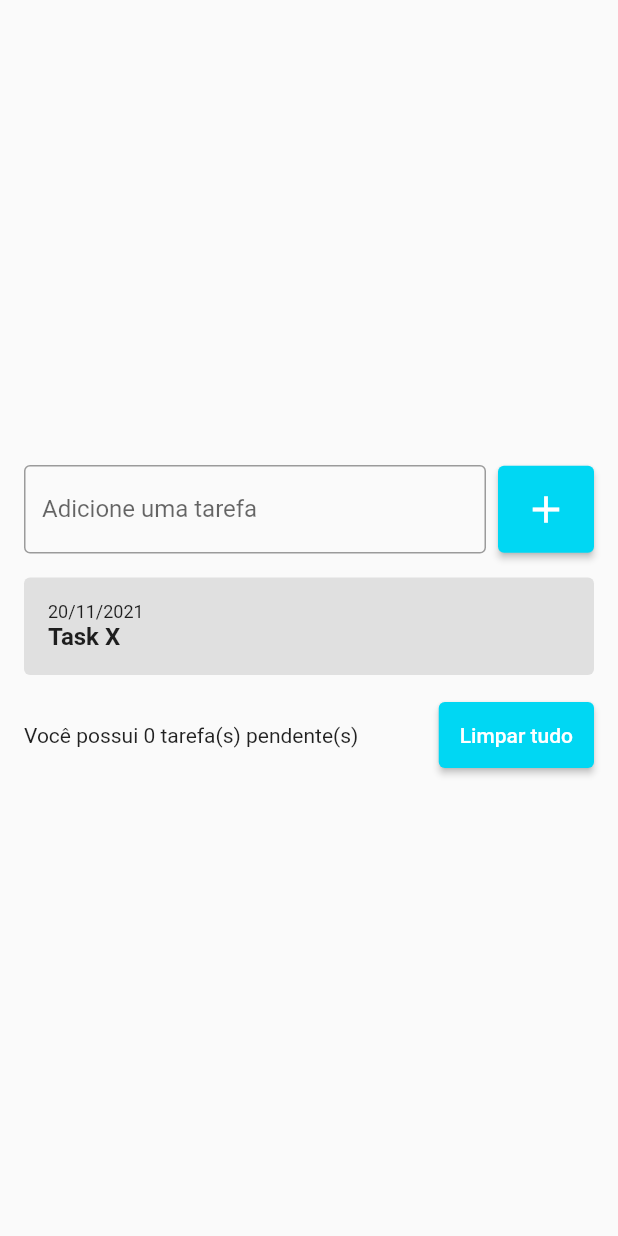
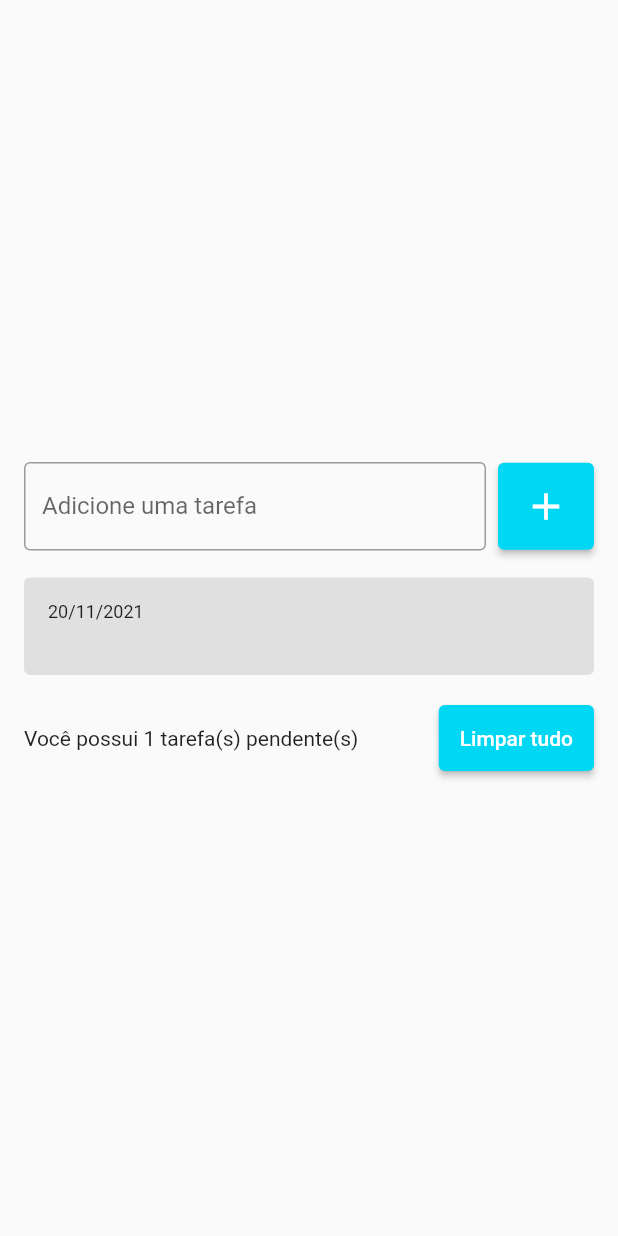
Before and after one commit to anderson-suga/criacao_de_apps_com_flutter, a Flutter app: the screen it shows after launch, after a tap on the "add" icon, on a phone screen of 412 x 824 dp. Run offline on Flutter 3.47's test engine with Material 2 defaults, Android fonts, the phone set to English and light mode, and no system bars.

Commit message:
Aula 98. Melhorando a Interface do App

```diff
--- a/Secao_12_Flutter002_Aplicativo_Completo_de_Lista_de_Tarefas/todo_list/lib/main.dart
+++ b/Secao_12_Flutter002_Aplicativo_Completo_de_Lista_de_Tarefas/todo_list/lib/main.dart
@@ -11,6 +11,7 @@ class MyApp extends StatelessWidget {
   @override
   Widget build(BuildContext context) {
     return const MaterialApp(
+      debugShowCheckedModeBanner: false,
       home: TodoListPage(),
     );
   }
--- a/Secao_12_Flutter002_Aplicativo_Completo_de_Lista_de_Tarefas/todo_list/lib/pages/todo_list_page.dart
+++ b/Secao_12_Flutter002_Aplicativo_Completo_de_Lista_de_Tarefas/todo_list/lib/pages/todo_list_page.dart
@@ -15,10 +15,11 @@ class _TodoListPageState extends State<TodoListPage> {
 
   @override
   Widget build(BuildContext context) {
-    return Scaffold(
+    return SafeArea(
+      child: Scaffold(
         body: Center(
           child: Padding(
-          padding: const EdgeInsets.symmetric(horizontal: 16),
+            padding: const EdgeInsets.all(16),
             child: Column(
               mainAxisSize: MainAxisSize.min,
               children: [
@@ -62,15 +63,15 @@ class _TodoListPageState extends State<TodoListPage> {
                     shrinkWrap: true,
                     children: [
                       for (String todo in todos)
-                      const TodoListItem(),
+                        TodoListItem(title: todo,),
                     ],
                   ),
                 ),
                 const SizedBox(height: 16),
                 Row(
                   children: [
-                  const Expanded(
-                    child: Text('Você possui 0 tarefa(s) pendente(s)'),
+                    Expanded(
+                      child: Text('Você possui ${todos.length} tarefa(s) pendente(s)'),
                     ),
                     const SizedBox(width: 8),
                     ElevatedButton(
@@ -87,6 +88,7 @@ class _TodoListPageState extends State<TodoListPage> {
             ),
           ),
         ),
+      ),
     );
   }
 }
--- a/Secao_12_Flutter002_Aplicativo_Completo_de_Lista_de_Tarefas/todo_list/lib/widgets/todo_list_item.dart
+++ b/Secao_12_Flutter002_Aplicativo_Completo_de_Lista_de_Tarefas/todo_list/lib/widgets/todo_list_item.dart
@@ -1,7 +1,9 @@
 import 'package:flutter/material.dart';
 
 class TodoListItem extends StatelessWidget {
-  const TodoListItem({Key? key}) : super(key: key);
+  const TodoListItem({Key? key, required this.title}) : super(key: key);
+
+  final String title;
 
   @override
   Widget build(BuildContext context) {
@@ -11,18 +13,19 @@ class TodoListItem extends StatelessWidget {
         color: Colors.grey[300],
       ),
       padding: const EdgeInsets.all(16),
+      margin: const EdgeInsets.symmetric(vertical: 2),
       child: Column(
         crossAxisAlignment: CrossAxisAlignment.start,
-        children: const [
-          Text(
+        children: [
+          const Text(
             '20/11/2021',
             style: TextStyle(
               fontSize: 12,
             ),
           ),
           Text(
-            'Task X',
-            style: TextStyle(
+            title,
+            style: const TextStyle(
               fontSize: 16,
               fontWeight: FontWeight.w600,
             ),
```
Lines whose indentation alone changed are shown as unchanged.
